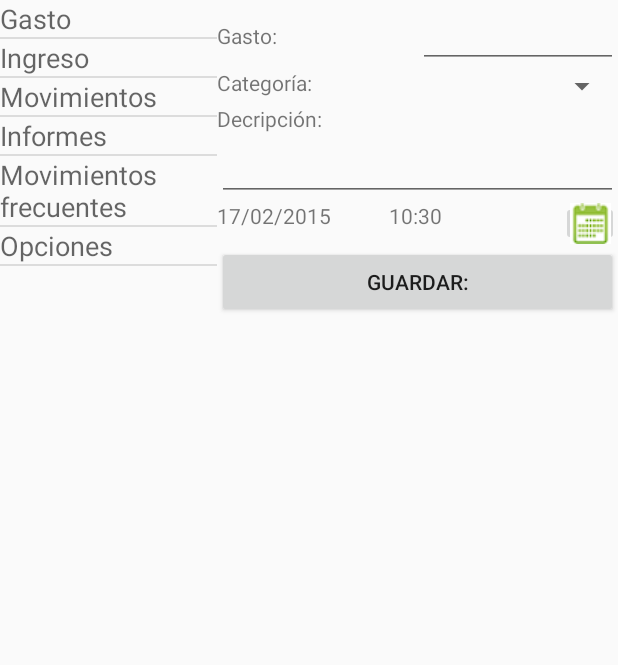
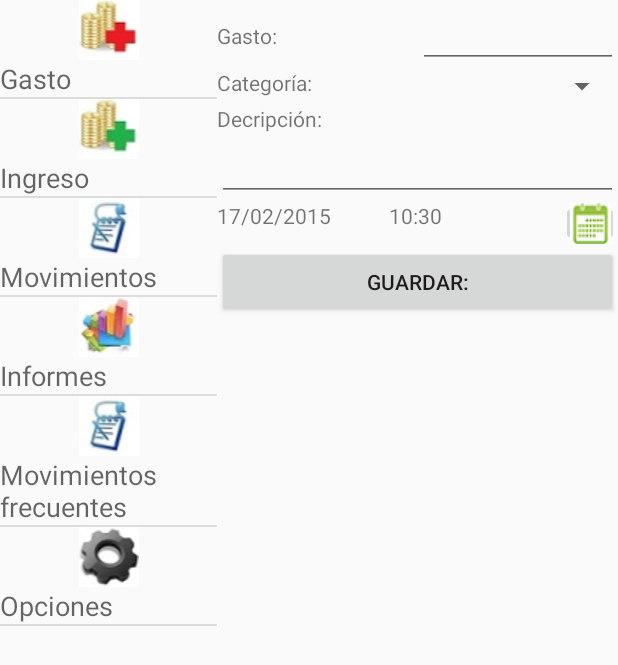
Before and after one commit to mm6891/FinDeMes, an Android app: the screen it shows after launch (MainActivity), on a phone screen of 412 x 824 dp. Shown: the top 665 px of the screen. Run offline under Robolectric (Android 15) with nearby library versions, the phone set to English and light mode, and no system bars.

Commit message:
prueba subida proyecto github 17/02/15  13:15

```diff
--- a/app/src/main/java/globalsolutions/findemes/pantallas/ItemAdapter.java
+++ b/app/src/main/java/globalsolutions/findemes/pantallas/ItemAdapter.java
@@ -19,10 +19,12 @@ public class ItemAdapter extends BaseAdapter {
 
     private Context context;
     private List<ClipData.Item> items;
+    private final Integer[] imageId;
 
-    public ItemAdapter(Context context, List<ClipData.Item> items) {
+    public ItemAdapter(Context context, List<ClipData.Item> items, Integer[] imageID) {
         this.context = context;
         this.items = items;
+        this.imageId = imageID;
     }
 
     @Override
@@ -53,12 +55,13 @@ public class ItemAdapter extends BaseAdapter {
         }
 
         // Set data into the view.
-        //ImageView ivItem = (ImageView) rowView.findViewById(R.id.ivItem);
+        ImageView ivItem = (ImageView) rowView.findViewById(R.id.ivItem);
         TextView tvTitle = (TextView) rowView.findViewById(R.id.tvTitle);
+
 
         ClipData.Item item = this.items.get(position);
         tvTitle.setText(item.getText());
-        //ivItem.setImageResource(item.getImage());
+        ivItem.setImageResource(imageId[position]);
 
         return rowView;
     }
--- a/app/src/main/java/globalsolutions/findemes/pantallas/MainActivity.java
+++ b/app/src/main/java/globalsolutions/findemes/pantallas/MainActivity.java
@@ -59,6 +59,15 @@ public class MainActivity extends FragmentActivity implements DatePickerDialog.O
     private ListView listViewMovs;
     private ImageButton datePicker;
 
+    Integer[] imageId = {
+            R.drawable.gasto,
+            R.drawable.ingreso,
+            R.drawable.movimiento,
+            R.drawable.report,
+            R.drawable.movimiento,
+            R.drawable.options
+    };
+
     @Override
     protected void onCreate(Bundle savedInstanceState) {
         super.onCreate(savedInstanceState);
@@ -75,7 +84,7 @@ public class MainActivity extends FragmentActivity implements DatePickerDialog.O
 		items.add(new ClipData.Item(Constantes.MENU_OPCIONES));
 
         // Sets the data behind this ListView
-        listView.setAdapter(new ItemAdapter(this, items));
+        listView.setAdapter(new ItemAdapter(this, items, imageId));
 
         //cargamos categorias gasto inicialmente, al iniciar la app
         addCategoriasGasto();
@@ -168,9 +177,7 @@ public class MainActivity extends FragmentActivity implements DatePickerDialog.O
                                         }
                                     }
                                 }
-                                ).
-
-                                show();
+                                ).show();
                             }
                         });
                 }
--- a/app/src/main/res/layout/list_item.xml
+++ b/app/src/main/res/layout/list_item.xml
@@ -1,10 +1,27 @@
 <?xml version="1.0" encoding="utf-8"?>
-<LinearLayout xmlns:android="http://schemas.android.com/apk/res/android"
-    android:layout_width="match_parent" android:layout_height="match_parent">
+<RelativeLayout  xmlns:android="http://schemas.android.com/apk/res/android"
+        android:layout_width="match_parent"
+        android:layout_height="match_parent">
+    <LinearLayout xmlns:android="http://schemas.android.com/apk/res/android"
+        android:id="@+id/lyImv"
+        android:layout_width="match_parent"
+        android:layout_height="wrap_content"
+        android:orientation="horizontal">
+    <ImageView
+        android:id="@+id/ivItem"
+        android:layout_width="match_parent"
+        android:layout_height="wrap_content" />
+    </LinearLayout>
+    <LinearLayout xmlns:android="http://schemas.android.com/apk/res/android"
+        android:layout_width="match_parent"
+        android:layout_height="wrap_content"
+        android:orientation="horizontal"
+        android:layout_below="@+id/lyImv">
     <TextView
         android:id="@+id/tvTitle"
+        android:layout_gravity="top"
         android:layout_width="match_parent"
         android:layout_height="wrap_content"
-        android:textAppearance="?android:attr/textAppearanceMedium"
-        android:layout_weight="1"/>
-</LinearLayout>
+        android:textAppearance="?android:attr/textAppearanceMedium" />
+    </LinearLayout>
+</RelativeLayout>
```
Also changed, not shown: app/src/main/res/drawable/gasto.jpg, app/src/main/res/drawable/ingreso.jpg, app/src/main/res/drawable/movimiento.jpg, app/src/main/res/drawable/options.jpg, app/src/main/res/drawable/report.jpg.
